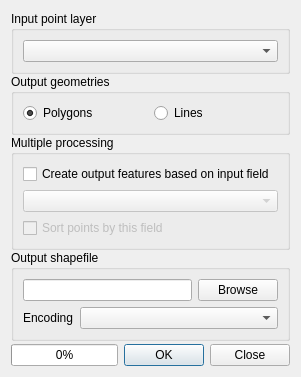
First picture: the form in points2one/frmPoints2One.ui, repository ANAT01/qgis-plugin-point2one, before the edit.
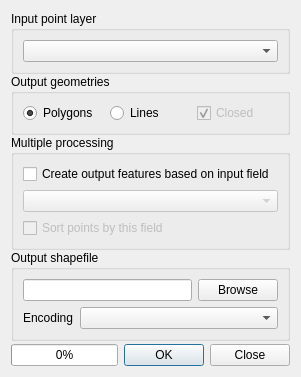
Second picture: the form after the edit.

Diff of the .ui file:
```diff
--- a/points2one/frmPoints2One.ui
+++ b/points2one/frmPoints2One.ui
@@ -76,6 +76,22 @@
           </property>
          </widget>
         </item>
+        <item>
+         <widget class="QCheckBox" name="rdoPolylineClosed">
+          <property name="enabled">
+           <bool>false</bool>
+          </property>
+          <property name="text">
+           <string>Closed</string>
+          </property>
+          <property name="checkable">
+           <bool>true</bool>
+          </property>
+          <property name="checked">
+           <bool>true</bool>
+          </property>
+         </widget>
+        </item>
        </layout>
       </item>
      </layout>
```
Left out of the diff: 16 changed lines with no effect on the pictures.
